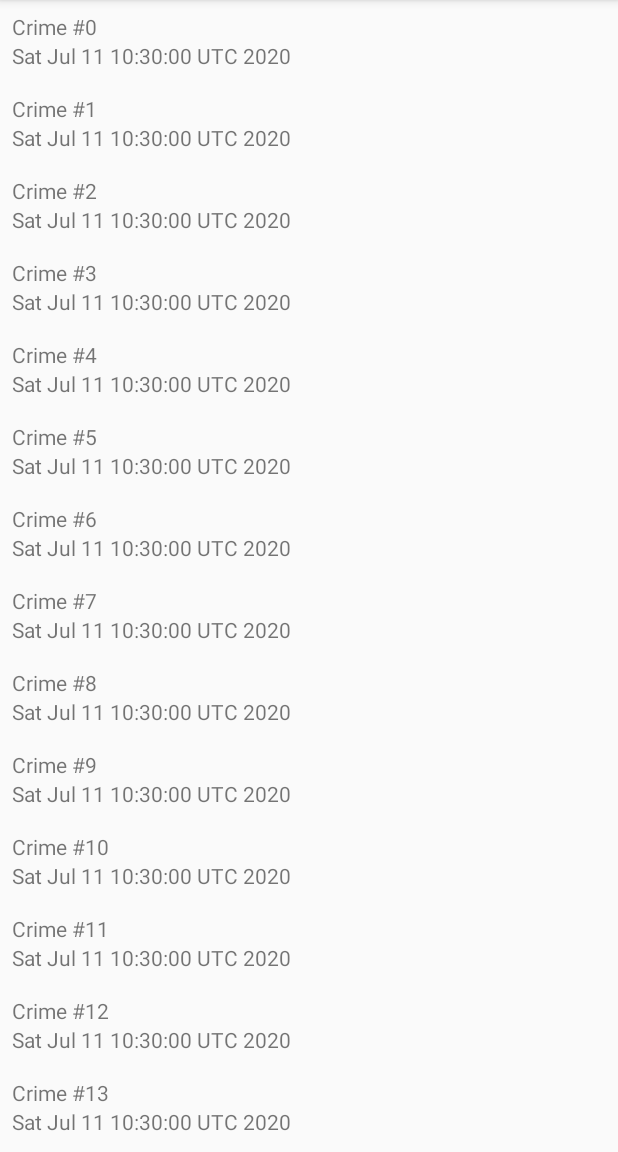
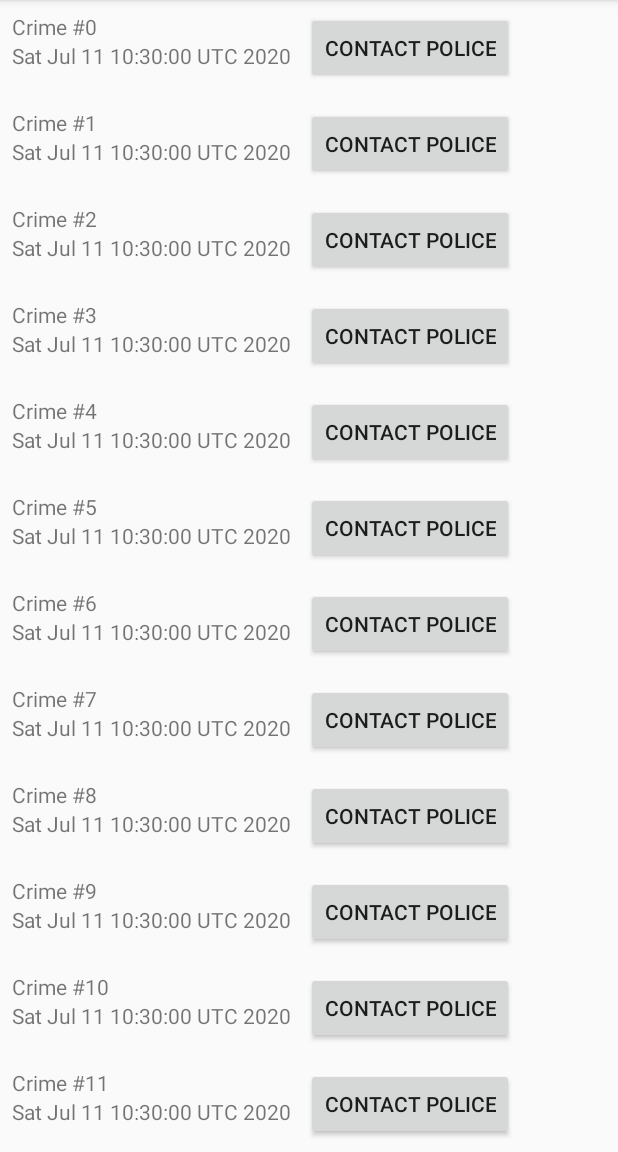
Before and after one commit to edgaradrian/AndroidStudy, an Android app: the screen it shows after launch (MainActivity), on a phone screen of 412 x 824 dp, the part 84-1236 px from its top. Run offline under Robolectric (Android 15) with nearby library versions, the phone set to English and light mode, and no system bars.

Commit message:
Recycler View challenge completed

```diff
--- a/LOCriminalIntentChallengeRecyclerView/app/src/main/java/dev/edgaradrian/locriminalintent/CrimeListFragment.kt
+++ b/LOCriminalIntentChallengeRecyclerView/app/src/main/java/dev/edgaradrian/locriminalintent/CrimeListFragment.kt
@@ -13,6 +13,8 @@ import androidx.recyclerview.widget.LinearLayoutManager
 import androidx.recyclerview.widget.RecyclerView
 
 private const val TAG = "CrimeListFragment"
+private const val VIEW_TYPE_NORMAL = 0
+private const val VIEW_TYPE_SPECIAL = 0
 
 class CrimeListFragment: Fragment() {
 
@@ -81,7 +83,12 @@ class CrimeListFragment: Fragment() {
     private inner class CrimeAdapter(var crimes: List<Crime>) : RecyclerView.Adapter<CrimeHolder>() {
 
         override fun onCreateViewHolder(parent: ViewGroup, viewType: Int): CrimeHolder {
-            val view = layoutInflater.inflate(R.layout.list_item_crime, parent, false)
+            val viewID = when (viewType) {
+                VIEW_TYPE_SPECIAL -> R.layout.list_requires_police_item_crime
+                else -> R.layout.list_item_crime
+            }
+
+            val view = layoutInflater.inflate(viewID, parent, false)
             return CrimeHolder(view)
         }//onCreateViewHolder
 
@@ -92,6 +99,16 @@ class CrimeListFragment: Fragment() {
             holder.bind(crime)
         }//onBindViewHolder
 
+        override fun getItemViewType(position: Int): Int {
+
+            return if (crimes[position].requiresPolice) {
+                VIEW_TYPE_SPECIAL
+            } else {
+                VIEW_TYPE_NORMAL
+            }
+
+        }//getItemViewType
+
     }
 
 }//CrimeListFragment
--- a/LOCriminalIntentChallengeRecyclerView/app/src/main/res/layout/list_requires_police_item_crime.xml
+++ b/LOCriminalIntentChallengeRecyclerView/app/src/main/res/layout/list_requires_police_item_crime.xml
@@ -2,7 +2,7 @@
 <LinearLayout xmlns:android="http://schemas.android.com/apk/res/android"
     android:orientation="horizontal"
     android:layout_width="match_parent"
-    android:layout_height="match_parent"
+    android:layout_height="wrap_content"
     android:padding="8dp">
 
     <LinearLayout
```
